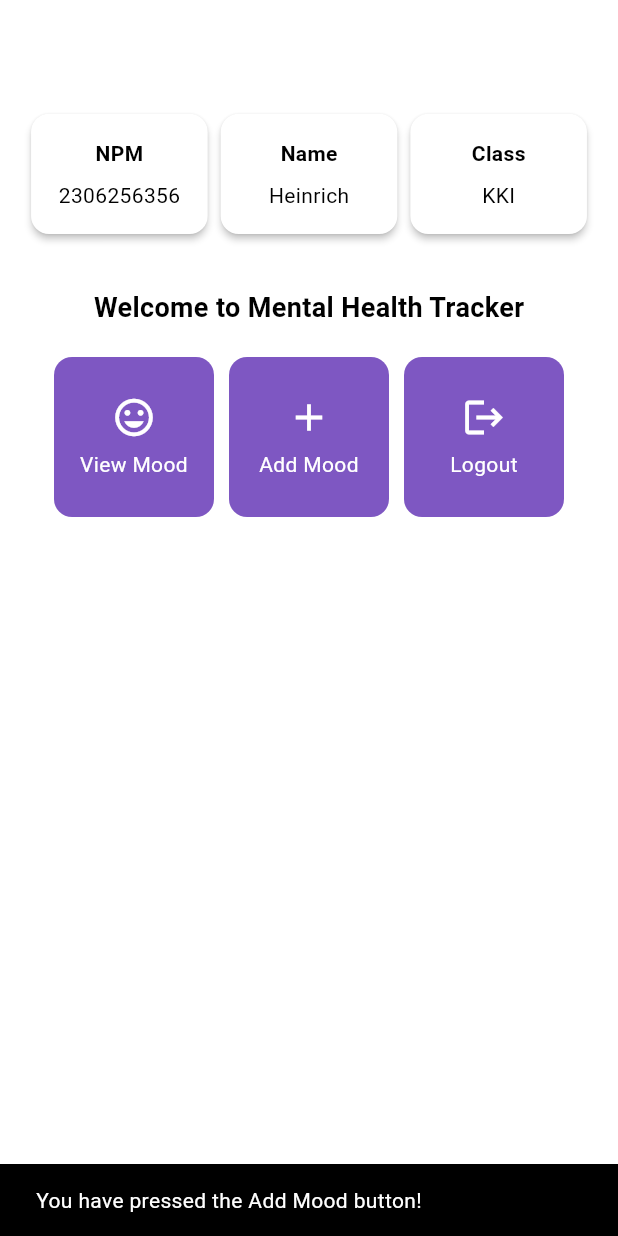
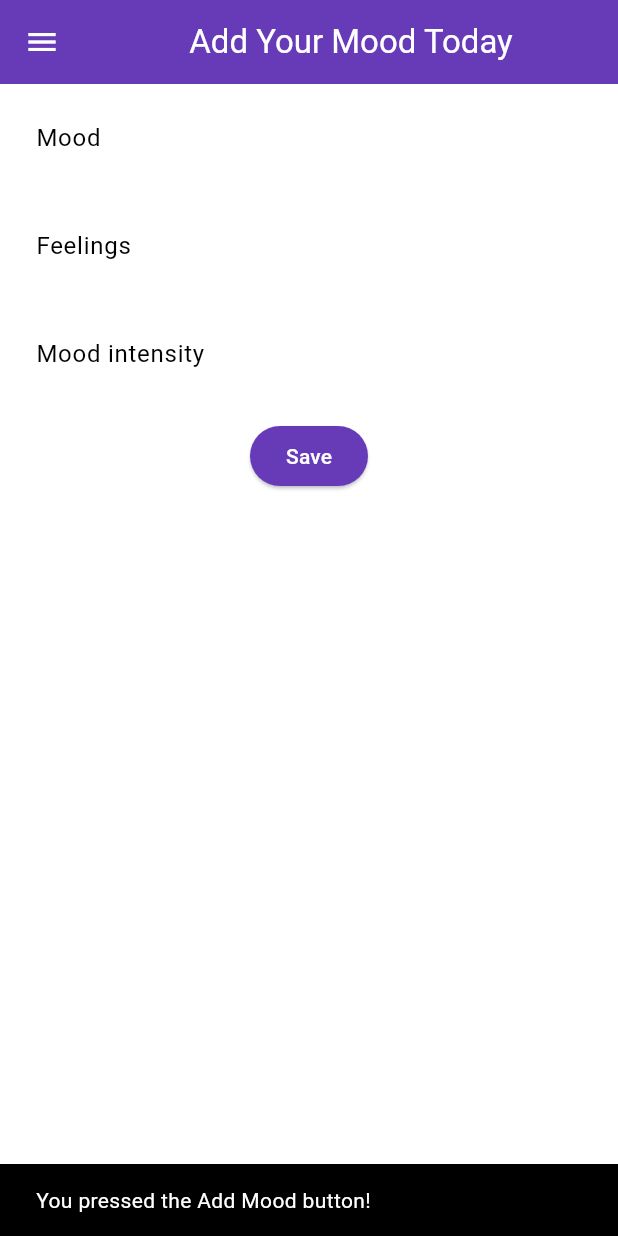
Before and after one commit to CowboyHeIs/Flutter, a Flutter app: the screen it shows after launch, after a tap on "Add Mood", on a phone screen of 412 x 824 dp. Run offline on Flutter 3.47's test engine with Material 3 defaults, Android fonts, the phone set to English and light mode, and no system bars.

Commit message:
7.final FINALLY, IT TOOK WEEKS!

```diff
--- a/lib/main.dart
+++ b/lib/main.dart
@@ -1,5 +1,5 @@
 import 'package:flutter/material.dart';
-import 'package:mht/menu.dart';
+import 'package:mht/screens/menu.dart';
 
 void main() {
   runApp(const MyApp());
@@ -29,12 +29,10 @@ class MyApp extends StatelessWidget {
         //
         // This works for code too, not just values: Most code changes can be
         // tested with just a hot reload.
-        colorScheme: ColorScheme.fromSwatch(
-            primarySwatch: Colors.deepPurple,
-        ).copyWith(secondary: Colors.deepPurple[400]),
+        colorScheme: ColorScheme.fromSwatch(primarySwatch: Colors.deepPurple,).copyWith(secondary: Colors.deepPurple[400]),
         useMaterial3: true,
       ),
-      home: const MyHomePage(),
+      home: MyHomePage(),
     );
   }
 }
--- a/lib/menu.dart
+++ /dev/null
@@ -1,211 +0,0 @@
-import 'package:flutter/material.dart';
-import 'package:mht/widgets/left_drawer.dart';
-
-class MyHomePage extends StatelessWidget {
-  final String npm = '2306256356'; // NPM
-  final String name = 'Heinrich'; // Name
-  final String className = 'KKI'; // Class
-
-  const MyHomePage({super.key});
-
-  final List<ItemHomepage> items = const [
-    ItemHomepage("View Mood", Icons.mood),
-    ItemHomepage("Add Mood", Icons.add),
-    ItemHomepage("Logout", Icons.logout),
-  ];
-
-  @override
-  Widget build(BuildContext context) {
-    return Scaffold(
-      appBar: AppBar(
-        iconTheme: const IconThemeData(color: Colors.white),
-      ),
-      drawer: const LeftDrawer(),
-      body: Padding(
-        padding: const EdgeInsets.all(16.0),
-        child: Column(
-          crossAxisAlignment: CrossAxisAlignment.center,
-          children: [
-            Row(
-              mainAxisAlignment: MainAxisAlignment.spaceEvenly,
-              children: [
-                InfoCard(title: 'NPM', content: npm),
-                InfoCard(title: 'Name', content: name),
-                InfoCard(title: 'Class', content: className),
-              ],
-            ),
-            const SizedBox(height: 16.0),
-            Center(
-              child: Column(
-                children: [
-                  const Padding(
-                    padding: EdgeInsets.only(top: 16.0),
-                    child: Text(
-                      'Welcome to Mental Health Tracker',
-                      style: TextStyle(
-                        fontWeight: FontWeight.bold,
-                        fontSize: 18.0,
-                      ),
-                    ),
-                  ),
-                  GridView.count(
-                    primary: true,
-                    padding: const EdgeInsets.all(20),
-                    crossAxisSpacing: 10,
-                    mainAxisSpacing: 10,
-                    crossAxisCount: 3,
-                    shrinkWrap: true,
-                    children: items.map((ItemHomepage item) {
-                      return ItemCard(item);
-                    }).toList(),
-                  ),
-                ],
-              ),
-            ),
-          ],
-        ),
-      ),
-    );
-  }
-}
-
-class InfoCard extends StatelessWidget {
-  final String title;
-  final String content;
-
-  const InfoCard({super.key, required this.title, required this.content});
-
-  @override
-  Widget build(BuildContext context) {
-    return Card(
-      elevation: 2.0,
-      child: Container(
-        width: MediaQuery.of(context).size.width / 3.5,
-        padding: const EdgeInsets.all(16.0),
-        child: Column(
-          children: [
-            Text(
-              title,
-              style: const TextStyle(fontWeight: FontWeight.bold),
-            ),
-            const SizedBox(height: 8.0),
-            Text(content),
-          ],
-        ),
-      ),
-    );
-  }
-}
-
-class ItemHomepage {
-  final String name;
-  final IconData icon;
-
-  const ItemHomepage(this.name, this.icon); // Made constructor const
-
-  @override
-  Widget build(BuildContext context) {
-    return Scaffold(
-      appBar: AppBar(
-        title: const Text(
-          'Mental Health Tracker',
-          style: TextStyle(
-            color: Colors.white,
-            fontWeight: FontWeight.bold,
-          ),
-        ),
-        backgroundColor: Theme.of(context).colorScheme.primary,
-      ),
-      body: Padding(
-        padding: const EdgeInsets.all(16.0),
-        child: Column(
-          crossAxisAlignment: CrossAxisAlignment.center,
-          children: [
-            Row(
-              mainAxisAlignment: MainAxisAlignment.spaceEvenly,
-              children: [
-                InfoCard(title: 'NPM', content: '2306256356'),
-                InfoCard(title: 'Name', content: 'Heinrich'),
-                InfoCard(title: 'Class', content: 'KKI'),
-              ],
-            ),
-            const SizedBox(height: 16.0),
-            Center(
-              child: Column(
-                children: [
-                  const Padding(
-                    padding: EdgeInsets.only(top: 16.0),
-                    child: Text(
-                      'Welcome to Mental Health Tracker',
-                      style: TextStyle(
-                        fontWeight: FontWeight.bold,
-                        fontSize: 18.0,
-                      ),
-                    ),
-                  ),
-                  GridView.count(
-                    primary: true,
-                    padding: const EdgeInsets.all(20),
-                    crossAxisSpacing: 10,
-                    mainAxisSpacing: 10,
-                    crossAxisCount: 3,
-                    shrinkWrap: true,
-                    children: [
-                      ItemCard(ItemHomepage("View Mood", Icons.mood)),
-                      ItemCard(ItemHomepage("Add Mood", Icons.add)),
-                      ItemCard(ItemHomepage("Logout", Icons.logout)),
-                    ],
-                  ),
-                ],
-              ),
-            ),
-          ],
-        ),
-      ),
-    );
-  }
-}
-
-class ItemCard extends StatelessWidget {
-  final ItemHomepage item;
-
-  const ItemCard(this.item, {super.key});
-
-  @override
-  Widget build(BuildContext context) {
-    return Material(
-      color: Theme.of(context).colorScheme.secondary,
-      borderRadius: BorderRadius.circular(12),
-      child: InkWell(
-        onTap: () {
-          ScaffoldMessenger.of(context)
-            ..hideCurrentSnackBar()
-            ..showSnackBar(
-              SnackBar(content: Text("You have pressed the ${item.name} button!")),
-            );
-        },
-        child: Container(
-          padding: const EdgeInsets.all(8),
-          child: Center(
-            child: Column(
-              mainAxisAlignment: MainAxisAlignment.center,
-              children: [
-                Icon(
-                  item.icon,
-                  color: Colors.white,
-                  size: 30.0,
-                ),
-                const Padding(padding: EdgeInsets.all(3)),
-                Text(
-                  item.name,
-                  textAlign: TextAlign.center,
-                  style: const TextStyle(color: Colors.white),
-                ),
-              ],
-            ),
-          ),
-        ),
-      ),
-    );
-  }
-}
--- /dev/null
+++ b/lib/screens/menu.dart
@@ -0,0 +1,106 @@
+import 'package:flutter/material.dart';
+import 'package:mht/widgets/left_drawer.dart';
+import 'package:mht/widgets/mood_card.dart';
+
+class MyHomePage extends StatelessWidget {
+  final String npm = '2306256356'; // NPM
+  final String name = 'Heinrich E.D.S.'; // Name
+  final String className = 'PBP KKI'; // Class
+  final List<ItemHomepage> items = [
+    ItemHomepage("View Mood", Icons.mood),
+    ItemHomepage("Add Mood", Icons.add),
+    ItemHomepage("Logout", Icons.logout),
+  ];
+
+  MyHomePage({super.key});
+
+  @override
+  Widget build(BuildContext context) {
+    return Scaffold(
+      appBar: AppBar(
+        title: const Text(
+          'Mental Health Tracker',
+          style: TextStyle(
+            color: Colors.white,
+            fontWeight: FontWeight.bold,
+          ),
+        ),
+        backgroundColor: Theme.of(context).colorScheme.primary,
+        iconTheme: const IconThemeData(color: Colors.white),
+      ),
+      drawer: const LeftDrawer(),
+      body: Padding(
+        padding: const EdgeInsets.all(16.0),
+        child: Column(
+          crossAxisAlignment: CrossAxisAlignment.center,
+          children: [
+            Row(
+              mainAxisAlignment: MainAxisAlignment.spaceEvenly,
+              children: [
+                InfoCard(title: 'NPM', content: npm),
+                InfoCard(title: 'Name', content: name),
+                InfoCard(title: 'Class', content: className),
+              ],
+            ),
+            const SizedBox(height: 16.0),
+            Center(
+              child: Column(
+                children: [
+                  const Padding(
+                    padding: EdgeInsets.only(top: 16.0),
+                    child: Text(
+                      'Welcome to Mental Health Tracker',
+                      style: TextStyle(
+                        fontWeight: FontWeight.bold,
+                        fontSize: 18.0,
+                      ),
+                    ),
+                  ),
+                  GridView.count(
+                    primary: true,
+                    padding: const EdgeInsets.all(20),
+                    crossAxisSpacing: 10,
+                    mainAxisSpacing: 10,
+                    crossAxisCount: 3,
+                    shrinkWrap: true,
+                    children: items.map((ItemHomepage item) {
+                      return ItemCard(item);
+                    }).toList(),
+                  ),
+                ],
+              ),
+            ),
+          ],
+        ),
+      ),
+    );
+  }
+}
+
+class InfoCard extends StatelessWidget {
+  final String title;
+  final String content;
+
+  const InfoCard({super.key, required this.title, required this.content});
+
+  @override
+  Widget build(BuildContext context) {
+    return Card(
+      elevation: 2.0,
+      child: Container(
+        width: MediaQuery.of(context).size.width / 3.5,
+        padding: const EdgeInsets.all(16.0),
+        child: Column(
+          children: [
+            Text(
+              title,
+              style: const TextStyle(fontWeight: FontWeight.bold),
+            ),
+            const SizedBox(height: 8.0),
+            Text(content),
+          ],
+        ),
+      ),
+    );
+  }
+}
--- /dev/null
+++ b/lib/screens/moodentry_form.dart
@@ -0,0 +1,162 @@
+import 'package:flutter/material.dart';
+// Impor drawer widget
+import 'package:mht/widgets/left_drawer.dart';
+
+class MoodEntryFormPage extends StatefulWidget {
+  const MoodEntryFormPage({super.key});
+
+  @override
+  State<MoodEntryFormPage> createState() => _MoodEntryFormPageState();
+}
+
+class _MoodEntryFormPageState extends State<MoodEntryFormPage> {
+  final _formKey = GlobalKey<FormState>();
+  String _mood = "";
+  String _feelings = "";
+  int _moodIntensity = 0;
+  @override
+  Widget build(BuildContext context) {
+    return Scaffold(
+      appBar: AppBar(
+        title: const Center(
+          child: Text(
+            'Add Your Mood Today',
+          ),
+        ),
+        backgroundColor: Theme.of(context).colorScheme.primary,
+        foregroundColor: Colors.white,
+      ),
+      // Add drawer as a parameter value for the drawer attribute of the Scaffold widget
+      drawer: const LeftDrawer(),
+      body: Form(
+        key: _formKey,
+        child: SingleChildScrollView(
+          child: Column(
+            crossAxisAlignment: CrossAxisAlignment.start,
+            children: [
+              Padding(
+                padding: const EdgeInsets.all(8.0),
+                child: TextFormField(
+                  decoration: InputDecoration(
+                    hintText: "Mood",
+                    labelText: "Mood",
+                    border: OutlineInputBorder(
+                      borderRadius: BorderRadius.circular(5.0),
+                    ),
+                  ),
+                  onChanged: (String? value) {
+                    setState(() {
+                      _mood = value!;
+                    });
+                  },
+                  validator: (String? value) {
+                    if (value == null || value.isEmpty) {
+                      return "Mood cannot be empty!";
+                    }
+                    return null;
+                  },
+                ),
+              ),
+              Padding(
+                padding: const EdgeInsets.all(8.0),
+                child: TextFormField(
+                  decoration: InputDecoration(
+                    hintText: "Feelings",
+                    labelText: "Feelings",
+                    border: OutlineInputBorder(
+                      borderRadius: BorderRadius.circular(5.0),
+                    ),
+                  ),
+                  onChanged: (String? value) {
+                    setState(() {
+                      _feelings = value!;
+                    });
+                  },
+                  validator: (String? value) {
+                    if (value == null || value.isEmpty) {
+                      return "Feelings cannot be empty!";
+                    }
+                    return null;
+                  },
+                ),
+              ),
+              Padding(
+                padding: const EdgeInsets.all(8.0),
+                child: TextFormField(
+                  decoration: InputDecoration(
+                    hintText: "Mood intensity",
+                    labelText: "Mood intensity",
+                    border: OutlineInputBorder(
+                      borderRadius: BorderRadius.circular(5.0),
+                    ),
+                  ),
+                  onChanged: (String? value) {
+                    setState(() {
+                      _moodIntensity = int.tryParse(value!) ?? 0;
+                    });
+                  },
+                  validator: (String? value) {
+                    if (value == null || value.isEmpty) {
+                      return "Mood intensity cannot be empty!";
+                    }
+                    if (int.tryParse(value) == null) {
+                      return "Mood intensity must be a number!";
+                    }
+                    return null;
+                  },
+                ),
+              ),
+              Align(
+                alignment: Alignment.bottomCenter,
+                child: Padding(
+                  padding: const EdgeInsets.all(8.0),
+                  child: ElevatedButton(
+                    style: ButtonStyle(
+                      backgroundColor: MaterialStateProperty.all(
+                          Theme.of(context).colorScheme.primary),
+                    ),
+                    onPressed: () {
+                      if (_formKey.currentState!.validate()) {
+                        showDialog(
+                          context: context,
+                          builder: (context) {
+                            return AlertDialog(
+                              title: const Text('Mood successfully saved'),
+                              content: SingleChildScrollView(
+                                child: Column(
+                                  crossAxisAlignment: CrossAxisAlignment.start,
+                                  children: [
+                                    Text('Mood: $_mood'),
+                                    Text('Feelings: $_feelings'),
+                                    Text('Mood intensity: $_moodIntensity'),
+                                  ],
+                                ),
+                              ),
+                              actions: [
+                                TextButton(
+                                  child: const Text('OK'),
+                                  onPressed: () {
+                                    Navigator.pop(context);
+                                    _formKey.currentState!.reset();
+                                  },
+                                ),
+                              ],
+                            );
+                          },
+                        );
+                      }
+                    },
+                    child: const Text(
+                      "Save",
+                      style: TextStyle(color: Colors.white),
+                    ),
+                  ),
+                ),
+              ),
+            ],
+          ),
+        ),
+      ),
+    );
+  }
+}
--- a/lib/widgets/left_drawer.dart
+++ b/lib/widgets/left_drawer.dart
@@ -1,5 +1,6 @@
 import 'package:flutter/material.dart';
-import 'package:mht/menu.dart';  // Import MyHomePage here
+import 'package:mht/screens/menu.dart';
+import 'package:mht/screens/moodentry_form.dart';
 
 class LeftDrawer extends StatelessWidget {
   const LeftDrawer({super.key});
@@ -13,8 +14,8 @@ class LeftDrawer extends StatelessWidget {
             decoration: BoxDecoration(
               color: Theme.of(context).colorScheme.primary,
             ),
-            child: Column(
-              children: const [
+            child: const Column(
+              children: [
                 Text(
                   'Mental Health Tracker',
                   textAlign: TextAlign.center,
@@ -27,10 +28,11 @@ class LeftDrawer extends StatelessWidget {
                 Padding(padding: EdgeInsets.all(8)),
                 Text(
                   "Track your mental health every day here!",
+                  textAlign: TextAlign.center,
                   style: TextStyle(
                     fontSize: 15,
+                    fontWeight: FontWeight.normal,
                     color: Colors.white,
-                    fontWeight: FontWeight.normal,
                   ),
                 ),
               ],
@@ -39,20 +41,25 @@ class LeftDrawer extends StatelessWidget {
           ListTile(
             leading: const Icon(Icons.home_outlined),
             title: const Text('Home Page'),
+            // Redirection part to MyHomePage
             onTap: () {
               Navigator.pushReplacement(
-                context,
-                MaterialPageRoute(
-                  builder: (context) => const MyHomePage(), // Add const if MyHomePage is stateless
-                ),
-              );
+                  context,
+                  MaterialPageRoute(
+                    builder: (context) => MyHomePage(),
+                  ));
             },
           ),
           ListTile(
             leading: const Icon(Icons.mood),
             title: const Text('Add Mood'),
+            // Redirection part to MoodEntryFormPage
             onTap: () {
-              // TODO: Add routing to MoodEntryFormPage here, when created
+              Navigator.pushReplacement(
+                  context,
+                  MaterialPageRoute(
+                    builder: (context) => MoodEntryFormPage(),
+                  ));
             },
           ),
         ],
--- /dev/null
+++ b/lib/widgets/mood_card.dart
@@ -0,0 +1,69 @@
+import 'package:flutter/material.dart';
+import 'package:mht/screens/moodentry_form.dart';
+
+class ItemHomepage {
+     final String name;
+     final IconData icon;
+
+     ItemHomepage(this.name, this.icon);
+ }
+
+class ItemCard extends StatelessWidget {
+  // Display the card with an icon and name.
+
+  final ItemHomepage item;
+
+  const ItemCard(this.item, {super.key});
+
+  @override
+  Widget build(BuildContext context) {
+    return Material(
+      // Specify the background color of the application theme.
+      color: Theme.of(context).colorScheme.secondary,
+      // Round the card border.
+      borderRadius: BorderRadius.circular(12),
+
+      child: InkWell(
+        // Action when the card is pressed.
+        // Touch-responsive area
+        onTap: () {
+          // Show SnackBar when clicked
+          ScaffoldMessenger.of(context)
+            ..hideCurrentSnackBar()
+            ..showSnackBar(SnackBar(
+                content: Text("You pressed the ${item.name} button!")));
+
+          // Navigate to the appropriate route (depending on the button type)
+          if (item.name == "Add Mood") {
+            Navigator.push(context,
+                MaterialPageRoute(builder: (context) => const MoodEntryFormPage()));
+          }
+        },
+        // Container to store the Icon and Text
+        child: Container(
+          padding: const EdgeInsets.all(8),
+          child: Center(
+            child: Column(
+              // Place the Icon and Text in the center of the card.
+              mainAxisAlignment: MainAxisAlignment.center,
+              children: [
+                Icon(
+                  item.icon,
+                  color: Colors.white,
+                  size: 30.0,
+                ),
+                const Padding(padding: EdgeInsets.all(3)),
+                Text(
+                  item.name,
+                  textAlign: TextAlign.center,
+                  style: const TextStyle(color: Colors.white),
+                ),
+              ],
+            ),
+          ),
+        ),
+      ),
+    );
+  }
+
+}
```
